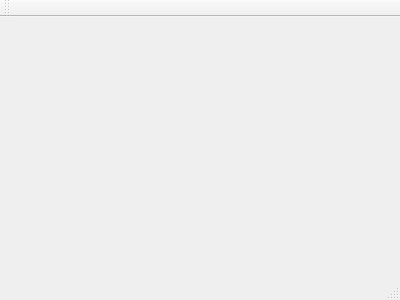
Above: mainwindow.ui from Adriantega12/Adaline before the change. Below: the same form after it.
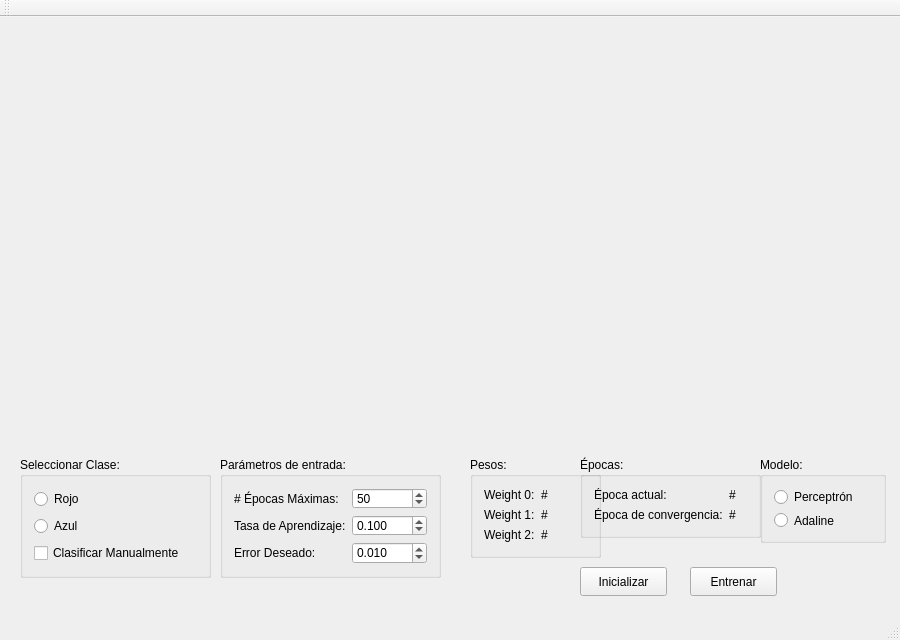
That is the form after the change. Custom widgets are drawn as their Qt base class.

```diff
--- a/mainwindow.ui
+++ b/mainwindow.ui
@@ -1,24 +1,334 @@
 <ui version="4.0">
  <class>MainWindow</class>
- <widget class="QMainWindow" name="MainWindow" >
-  <property name="geometry" >
+ <widget class="QMainWindow" name="MainWindow">
+  <property name="geometry">
    <rect>
     <x>0</x>
     <y>0</y>
-    <width>400</width>
-    <height>300</height>
+    <width>900</width>
+    <height>640</height>
    </rect>
   </property>
   <property name="windowTitle" >
    <string>MainWindow</string>
   </property>
-  <widget class="QMenuBar" name="menuBar" />
-  <widget class="QToolBar" name="mainToolBar" />
-  <widget class="QWidget" name="centralWidget" />
-  <widget class="QStatusBar" name="statusBar" />
+  <widget class="QWidget" name="centralWidget">
+   <widget class="QCustomPlot" name="trainingPlot" native="true">
+    <property name="geometry">
+     <rect>
+      <x>20</x>
+      <y>20</y>
+      <width>400</width>
+      <height>400</height>
+     </rect>
+    </property>
+   </widget>
+   <widget class="QCustomPlot" name="errorPlot" native="true">
+    <property name="geometry">
+     <rect>
+      <x>480</x>
+      <y>20</y>
+      <width>400</width>
+      <height>400</height>
+     </rect>
+    </property>
+   </widget>
+   <widget class="QGroupBox" name="classGB">
+    <property name="geometry">
+     <rect>
+      <x>20</x>
+      <y>440</y>
+      <width>191</width>
+      <height>121</height>
+     </rect>
+    </property>
+    <property name="title">
+     <string>Seleccionar Clase:</string>
+    </property>
+    <layout class="QVBoxLayout" name="verticalLayout">
+     <item>
+      <widget class="QRadioButton" name="redRB">
+       <property name="text">
+        <string>Rojo</string>
+       </property>
+      </widget>
+     </item>
+     <item>
+      <widget class="QRadioButton" name="blueRB">
+       <property name="text">
+        <string>Azul</string>
+       </property>
+      </widget>
+     </item>
+     <item>
+      <widget class="QCheckBox" name="classifyCB">
+       <property name="text">
+        <string>Clasificar Manualmente</string>
+       </property>
+      </widget>
+     </item>
+    </layout>
+   </widget>
+   <widget class="QGroupBox" name="paramsGB">
+    <property name="geometry">
+     <rect>
+      <x>220</x>
+      <y>440</y>
+      <width>221</width>
+      <height>121</height>
+     </rect>
+    </property>
+    <property name="title">
+     <string>Parámetros de entrada:</string>
+    </property>
+    <layout class="QFormLayout" name="formLayout">
+     <item row="0" column="0">
+      <widget class="QLabel" name="maxEpochsLbl">
+       <property name="text">
+        <string># Épocas Máximas: </string>
+       </property>
+      </widget>
+     </item>
+     <item row="0" column="1">
+      <widget class="QSpinBox" name="maxEpochsSB">
+       <property name="maximum">
+        <number>10000</number>
+       </property>
+       <property name="value">
+        <number>50</number>
+       </property>
+      </widget>
+     </item>
+     <item row="1" column="1">
+      <widget class="QDoubleSpinBox" name="learnRateSB">
+       <property name="decimals">
+        <number>3</number>
+       </property>
+       <property name="maximum">
+        <double>1.000000000000000</double>
+       </property>
+       <property name="singleStep">
+        <double>0.010000000000000</double>
+       </property>
+       <property name="value">
+        <double>0.100000000000000</double>
+       </property>
+      </widget>
+     </item>
+     <item row="1" column="0">
+      <widget class="QLabel" name="learnRateLbl">
+       <property name="text">
+        <string>Tasa de Aprendizaje:</string>
+       </property>
+      </widget>
+     </item>
+     <item row="2" column="1">
+      <widget class="QDoubleSpinBox" name="desiredErrorSB">
+       <property name="decimals">
+        <number>3</number>
+       </property>
+       <property name="singleStep">
+        <double>0.001000000000000</double>
+       </property>
+       <property name="value">
+        <double>0.010000000000000</double>
+       </property>
+      </widget>
+     </item>
+     <item row="2" column="0">
+      <widget class="QLabel" name="desiredErrorLbl">
+       <property name="text">
+        <string>Error Deseado:</string>
+       </property>
+      </widget>
+     </item>
+    </layout>
+   </widget>
+   <widget class="QGroupBox" name="weightsGB">
+    <property name="geometry">
+     <rect>
+      <x>470</x>
+      <y>440</y>
+      <width>131</width>
+      <height>101</height>
+     </rect>
+    </property>
+    <property name="title">
+     <string>Pesos:</string>
+    </property>
+    <layout class="QFormLayout" name="formLayout_2">
+     <item row="0" column="0">
+      <widget class="QLabel" name="weight0Lbl">
+       <property name="text">
+        <string>Weight 0:</string>
+       </property>
+      </widget>
+     </item>
+     <item row="0" column="1">
+      <widget class="QLabel" name="weight0Val">
+       <property name="text">
+        <string>#</string>
+       </property>
+      </widget>
+     </item>
+     <item row="1" column="0">
+      <widget class="QLabel" name="weight1Lbl">
+       <property name="text">
+        <string>Weight 1:</string>
+       </property>
+      </widget>
+     </item>
+     <item row="1" column="1">
+      <widget class="QLabel" name="weight1Val">
+       <property name="text">
+        <string>#</string>
+       </property>
+      </widget>
+     </item>
+     <item row="2" column="0">
+      <widget class="QLabel" name="weight2Lbl">
+       <property name="text">
+        <string>Weight 2:</string>
+       </property>
+      </widget>
+     </item>
+     <item row="2" column="1">
+      <widget class="QLabel" name="weight1Val_2">
+       <property name="text">
+        <string>#</string>
+       </property>
+      </widget>
+     </item>
+    </layout>
+   </widget>
+   <widget class="QGroupBox" name="epochsGB">
+    <property name="geometry">
+     <rect>
+      <x>580</x>
+      <y>440</y>
+      <width>181</width>
+      <height>81</height>
+     </rect>
+    </property>
+    <property name="title">
+     <string>Épocas:</string>
+    </property>
+    <layout class="QFormLayout" name="formLayout_3">
+     <item row="0" column="0">
+      <widget class="QLabel" name="currentEpochLbl">
+       <property name="text">
+        <string>Época actual:</string>
+       </property>
+      </widget>
+     </item>
+     <item row="0" column="1">
+      <widget class="QLabel" name="currentEpochVal">
+       <property name="text">
+        <string>#</string>
+       </property>
+      </widget>
+     </item>
+     <item row="1" column="0">
+      <widget class="QLabel" name="convergenceEpochLbl">
+       <property name="text">
+        <string>Época de convergencia:</string>
+       </property>
+      </widget>
+     </item>
+     <item row="1" column="1">
+      <widget class="QLabel" name="convergenceEpochVal">
+       <property name="text">
+        <string>#</string>
+       </property>
+      </widget>
+     </item>
+    </layout>
+   </widget>
+   <widget class="QPushButton" name="initializeBttn">
+    <property name="geometry">
+     <rect>
+      <x>580</x>
+      <y>550</y>
+      <width>87</width>
+      <height>29</height>
+     </rect>
+    </property>
+    <property name="text">
+     <string>Inicializar</string>
+    </property>
+   </widget>
+   <widget class="QPushButton" name="trainBttn">
+    <property name="geometry">
+     <rect>
+      <x>690</x>
+      <y>550</y>
+      <width>87</width>
+      <height>29</height>
+     </rect>
+    </property>
+    <property name="text">
+     <string>Entrenar</string>
+    </property>
+   </widget>
+   <widget class="QGroupBox" name="modelGB">
+    <property name="geometry">
+     <rect>
+      <x>760</x>
+      <y>440</y>
+      <width>126</width>
+      <height>86</height>
+     </rect>
+    </property>
+    <property name="title">
+     <string>Modelo:</string>
+    </property>
+    <layout class="QVBoxLayout" name="verticalLayout_2">
+     <item>
+      <widget class="QRadioButton" name="perceptronRB">
+       <property name="text">
+        <string>Perceptrón</string>
+       </property>
+      </widget>
+     </item>
+     <item>
+      <widget class="QRadioButton" name="adalineRB">
+       <property name="text">
+        <string>Adaline</string>
+       </property>
+      </widget>
+     </item>
+    </layout>
+   </widget>
+  </widget>
+  <widget class="QMenuBar" name="menuBar">
+   <property name="geometry">
+    <rect>
+     <x>0</x>
+     <y>0</y>
+     <width>900</width>
+     <height>23</height>
+    </rect>
+   </property>
+  </widget>
+  <widget class="QToolBar" name="mainToolBar">
+   <attribute name="toolBarArea">
+    <enum>TopToolBarArea</enum>
+   </attribute>
+   <attribute name="toolBarBreak">
+    <bool>false</bool>
+   </attribute>
+  </widget>
+  <widget class="QStatusBar" name="statusBar"/>
  </widget>
- <layoutDefault spacing="6" margin="11" />
- <pixmapfunction></pixmapfunction>
+ <layoutdefault spacing="6" margin="11"/>
+ <customwidgets>
+  <customwidget>
+   <class>QCustomPlot</class>
+   <extends>QWidget</extends>
+   <header>qcustomplot.h</header>
+   <container>1</container>
+  </customwidget>
+ </customwidgets>
  <resources/>
  <connections/>
 </ui>
```
Left out of the diff: 3 changed lines with no effect on the pictures.
